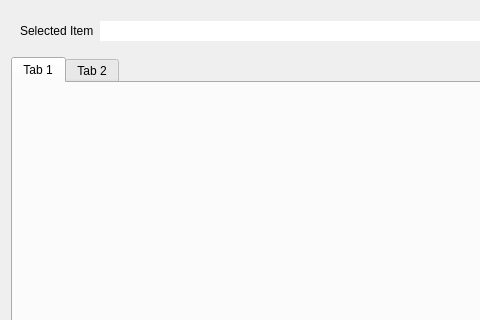
Before: the Qt Designer form src/plugins/qmldesigner/components/annotationeditor/annotationeditordialog.ui in qt-creator/qt-creator, drawn with Qt 5; both pictures show x 0 to 480 and y 0 to 320 of the 1344 by 819 pixel window.
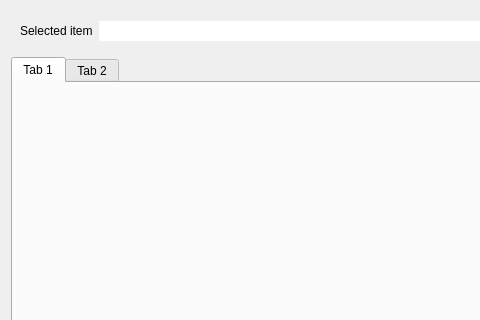
After: the same form once the commit is applied.

Commit message: Annotation Editor: Fix UI text capitalization

```diff
--- a/src/plugins/qmldesigner/components/annotationeditor/annotationeditordialog.ui
+++ b/src/plugins/qmldesigner/components/annotationeditor/annotationeditordialog.ui
@@ -22,7 +22,7 @@
         <item>
          <widget class="QLabel" name="targetIdLabel">
           <property name="text">
-           <string>Selected Item</string>
+           <string>Selected item</string>
           </property>
          </widget>
         </item>
```
